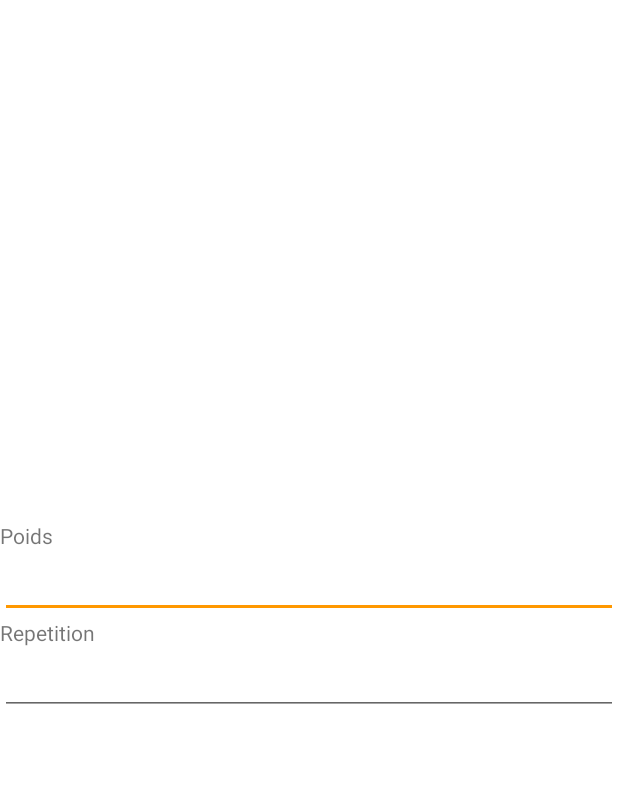
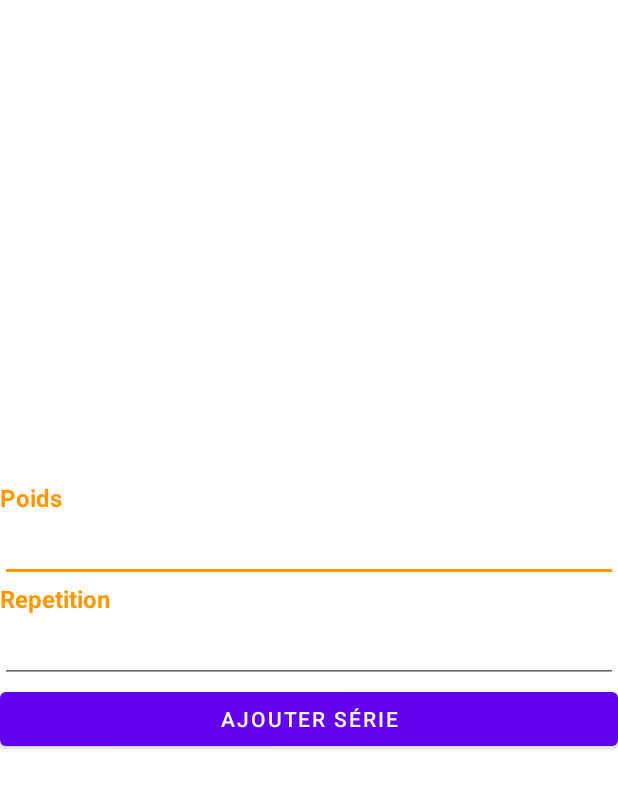
Before and after one commit to cyrilperier/Sportservice, an Android app: the layout add_serie_to_exercice.xml on its own in the app's theme, with its tools: preview values and no code run, on a phone screen of 412 x 824 dp. Shown: the top 789 px of the screen. Run offline under Robolectric (Android 15) with nearby library versions, the light colour scheme and no system bars.

Commit message:
add serie

```diff
--- a/app/src/main/java/com/uqac/pmm/FragmentDetailEntrainementActivity.kt
+++ b/app/src/main/java/com/uqac/pmm/FragmentDetailEntrainementActivity.kt
@@ -29,6 +29,7 @@ class FragmentDetailEntrainementActivity(idFirebaseEntrainement:String,idFirebas
     lateinit var serieDao: SerieDao
     var idFirebaseEntrainement=idFirebaseEntrainement
     var idFirebaseExercice=idFirebaseExercice
+    lateinit var nbSerie:String
     lateinit var idExercice : String
 
 
@@ -96,7 +97,7 @@ Log.d("TEST",position.toString())
             .collection("serie")
             .get()
             .addOnSuccessListener { results ->
-
+               nbSerie= (results.size()+1).toString()
                 series = results.map {
                     Serie(null,idFirebaseEntrainement,idExercice,it.id,
                         it.get("name").toString(),
@@ -128,7 +129,7 @@ Log.d("TEST",position.toString())
     }
 
     fun confirmFireMissiles() {
-        val newFragment = DialogFragmentAddTraining()
+        val newFragment = DialogFragmentAddSerie(idFirebaseEntrainement,idExercice,nbSerie)
         fragmentManager.let {
             if (it != null) {
                 newFragment.show(it, "missiles")
--- a/app/src/main/java/com/uqac/pmm/FragmentProfileActivity.kt
+++ b/app/src/main/java/com/uqac/pmm/FragmentProfileActivity.kt
@@ -31,6 +31,4 @@ class FragmentProfileActivity : Fragment() {
         return v
     }
 
-
-
 }
--- a/app/src/main/res/layout/add_serie_to_exercice.xml
+++ b/app/src/main/res/layout/add_serie_to_exercice.xml
@@ -5,13 +5,17 @@
     android:layout_width="match_parent"
     android:layout_height="match_parent"
     android:orientation="vertical"
-    android:gravity="center">
+    android:gravity="center"
+    >
 
     <TextView
         android:id="@+id/poids_textView"
         android:layout_width="match_parent"
         android:layout_height="wrap_content"
-        android:text="Poids" />
+        android:text="Poids"
+        android:textColor="@color/colorPrimary"
+        android:textSize="16sp"
+        android:textStyle="bold"/>
     <EditText
         android:id="@+id/Poids_edit_text"
         android:layout_width="match_parent"
@@ -20,15 +24,20 @@
         android:id="@+id/repetition_textView"
         android:layout_width="match_parent"
         android:layout_height="wrap_content"
-        android:text="Repetition" />
+        android:text="Repetition"
+        android:textColor="@color/colorPrimary"
+        android:textSize="16sp"
+        android:textStyle="bold"/>
     <EditText
         android:id="@+id/repetition_edit_text"
         android:layout_width="match_parent"
         android:layout_height="wrap_content"/>
 
-
-
-
+    <Button
+        android:id="@+id/add_serie_button"
+        android:layout_width="match_parent"
+        android:layout_height="wrap_content"
+        android:text="Ajouter série" />
 
 
 </LinearLayout>
--- a/app/src/main/res/layout/add_training_to_user.xml
+++ b/app/src/main/res/layout/add_training_to_user.xml
@@ -1,4 +1,3 @@
-<?xml version="1.0" encoding="utf-8"?>
 <LinearLayout xmlns:android="http://schemas.android.com/apk/res/android"
     xmlns:app="http://schemas.android.com/apk/res-auto"
     xmlns:tools="http://schemas.android.com/tools"
```
Also changed, not shown: app/src/main/java/com/uqac/pmm/DialogFragmentAddSerie.kt (+24 -23 lines).
